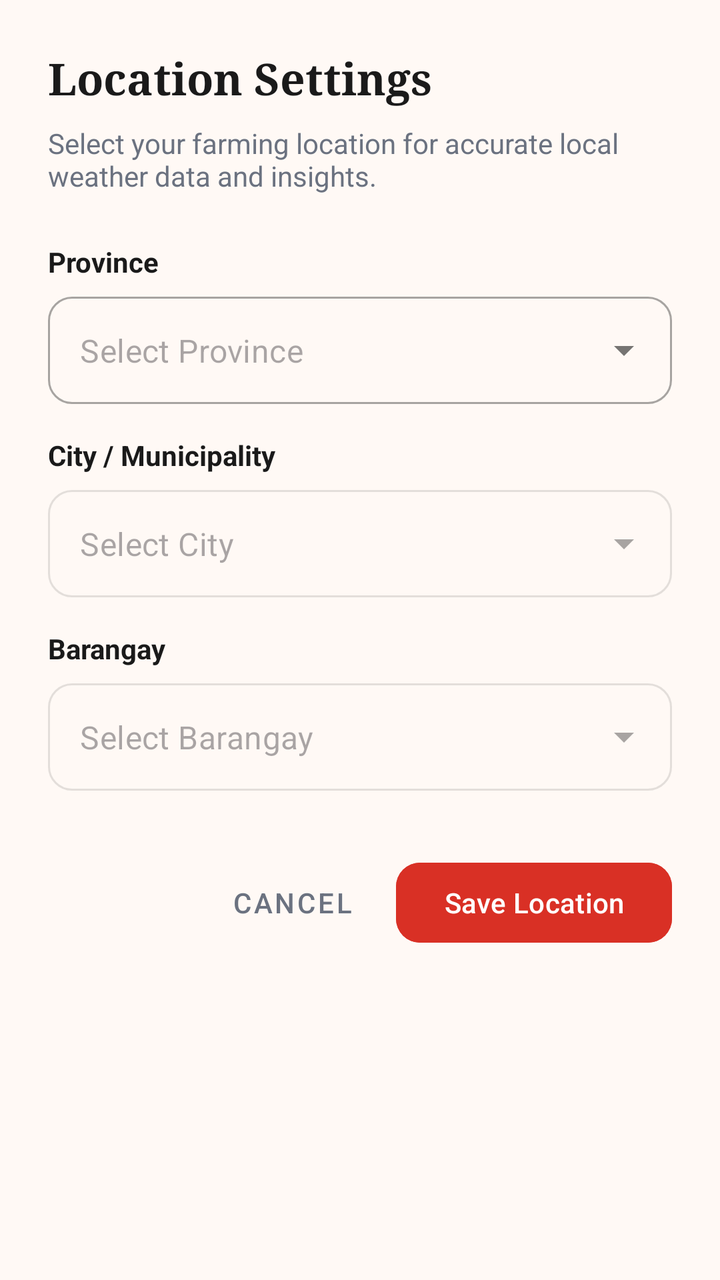
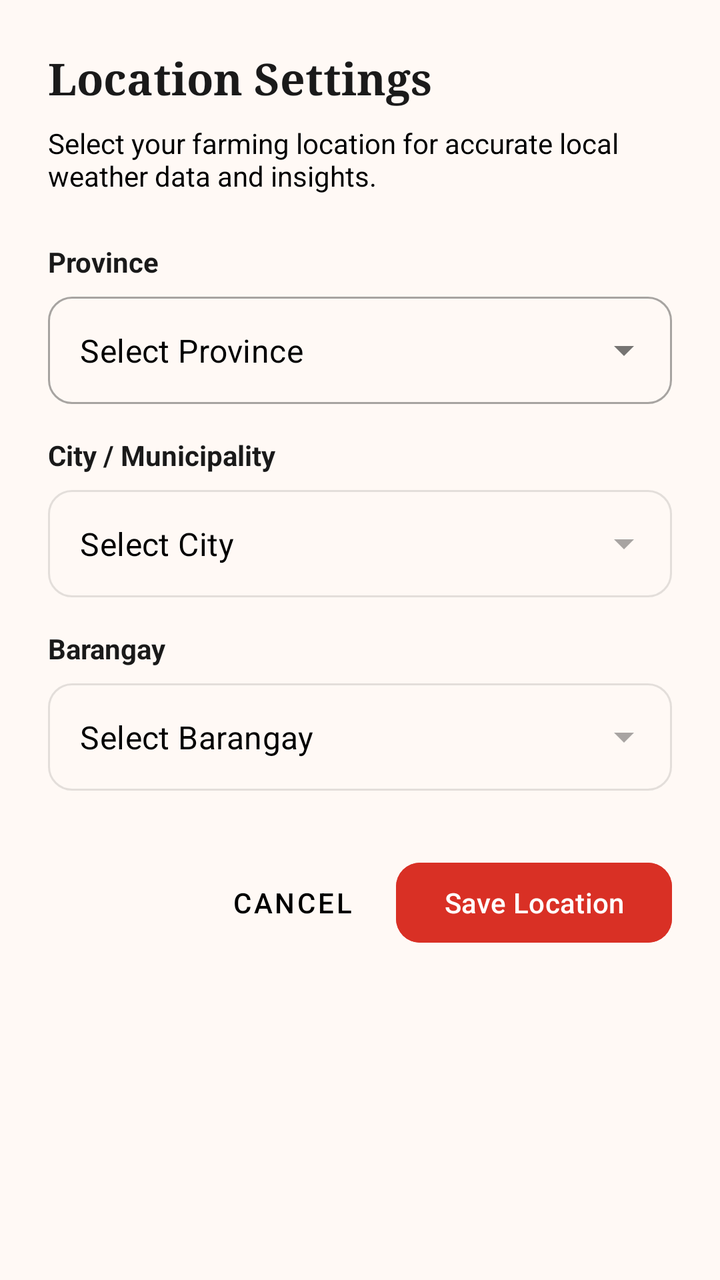

Compare the two renders of this Android layout. The source of the first and the diff that turns it into the second are given below.
<!-- AndroidManifest.xml: application theme Theme.TomatoApp -->
<!-- res/layout/dialog_location_picker.xml -->
<?xml version="1.0" encoding="utf-8"?>
<androidx.core.widget.NestedScrollView xmlns:android="http://schemas.android.com/apk/res/android"
    xmlns:app="http://schemas.android.com/apk/res-auto"
    android:layout_width="match_parent"
    android:layout_height="wrap_content"
    android:background="@color/cream">

    <LinearLayout
        android:layout_width="match_parent"
        android:layout_height="wrap_content"
        android:orientation="vertical"
        android:padding="24dp">

        
        <TextView
            android:id="@+id/dialogTitle"
            android:layout_width="match_parent"
            android:layout_height="wrap_content"
            android:text="Location Settings"
            android:textSize="22sp"
            android:textStyle="bold"
            android:textColor="@color/text"
            android:fontFamily="serif"
            android:layout_marginBottom="8dp" />

        <TextView
            android:layout_width="match_parent"
            android:layout_height="wrap_content"
            android:text="Select your farming location for accurate local weather data and insights."
            android:textColor="@color/muted"
            android:textSize="14sp"
            android:layout_marginBottom="24dp" />

        
        <TextView
            android:layout_width="match_parent"
            android:layout_height="wrap_content"
            android:text="Province"
            android:textColor="@color/text"
            android:textSize="14sp"
            android:textStyle="bold"
            android:layout_marginBottom="8dp" />

        <com.google.android.material.textfield.TextInputLayout
            android:id="@+id/provinceLayout"
            style="@style/Widget.MaterialComponents.TextInputLayout.OutlinedBox.ExposedDropdownMenu"
            android:layout_width="match_parent"
            android:layout_height="wrap_content"
            android:layout_marginBottom="16dp"
            app:boxCornerRadiusTopStart="12dp"
            app:boxCornerRadiusTopEnd="12dp"
            app:boxCornerRadiusBottomStart="12dp"
            app:boxCornerRadiusBottomEnd="12dp"
            app:hintEnabled="false">

            <AutoCompleteTextView
                android:id="@+id/provinceAutoComplete"
                android:layout_width="match_parent"
                android:layout_height="wrap_content"
                android:hint="Select Province"
                android:inputType="text"
                android:paddingVertical="16dp"
                android:textSize="16sp"
                app:startIconDrawable="@android:drawable/ic_menu_search" />
        </com.google.android.material.textfield.TextInputLayout>

        
        <TextView
            android:layout_width="match_parent"
            android:layout_height="wrap_content"
            android:text="City / Municipality"
            android:textColor="@color/text"
            android:textSize="14sp"
            android:textStyle="bold"
            android:layout_marginBottom="8dp" />

        <com.google.android.material.textfield.TextInputLayout
            android:id="@+id/cityLayout"
            style="@style/Widget.MaterialComponents.TextInputLayout.OutlinedBox.ExposedDropdownMenu"
            android:layout_width="match_parent"
            android:layout_height="wrap_content"
            android:layout_marginBottom="16dp"
            android:enabled="false"
            app:boxCornerRadiusTopStart="12dp"
            app:boxCornerRadiusTopEnd="12dp"
            app:boxCornerRadiusBottomStart="12dp"
            app:boxCornerRadiusBottomEnd="12dp"
            app:hintEnabled="false">

            <AutoCompleteTextView
                android:id="@+id/cityAutoComplete"
                android:layout_width="match_parent"
                android:layout_height="wrap_content"
                android:hint="Select City"
                android:inputType="text"
                android:paddingVertical="16dp"
                android:textSize="16sp"
                app:startIconDrawable="@android:drawable/ic_menu_search" />
        </com.google.android.material.textfield.TextInputLayout>

        
        <TextView
            android:layout_width="match_parent"
            android:layout_height="wrap_content"
            android:text="Barangay"
            android:textColor="@color/text"
            android:textSize="14sp"
            android:textStyle="bold"
            android:layout_marginBottom="8dp" />

        <com.google.android.material.textfield.TextInputLayout
            android:id="@+id/brgyLayout"
            style="@style/Widget.MaterialComponents.TextInputLayout.OutlinedBox.ExposedDropdownMenu"
            android:layout_width="match_parent"
            android:layout_height="wrap_content"
            android:layout_marginBottom="32dp"
            android:enabled="false"
            app:boxCornerRadiusTopStart="12dp"
            app:boxCornerRadiusTopEnd="12dp"
            app:boxCornerRadiusBottomStart="12dp"
            app:boxCornerRadiusBottomEnd="12dp"
            app:hintEnabled="false">

            <AutoCompleteTextView
                android:id="@+id/brgyAutoComplete"
                android:layout_width="match_parent"
                android:layout_height="wrap_content"
                android:hint="Select Barangay"
                android:inputType="text"
                android:paddingVertical="16dp"
                android:textSize="16sp"
                app:startIconDrawable="@android:drawable/ic_menu_search" />
        </com.google.android.material.textfield.TextInputLayout>

        
        <LinearLayout
            android:layout_width="match_parent"
            android:layout_height="wrap_content"
            android:orientation="horizontal"
            android:gravity="end">

            <com.google.android.material.button.MaterialButton
                android:id="@+id/btnCancel"
                style="@style/Widget.MaterialComponents.Button.TextButton"
                android:layout_width="wrap_content"
                android:layout_height="wrap_content"
                android:text="Cancel"
                android:textColor="@color/muted"
                android:layout_marginEnd="8dp" />

            <com.google.android.material.button.MaterialButton
                android:id="@+id/btnApply"
                android:layout_width="wrap_content"
                android:layout_height="wrap_content"
                android:text="Save Location"
                android:backgroundTint="@color/red"
                android:textColor="@color/white"
                app:cornerRadius="12dp"
                android:enabled="false" />
        </LinearLayout>
    </LinearLayout>
</androidx.core.widget.NestedScrollView>
<!-- resources referenced by this layout -->
<resources>
  <color name="cream">#FFF9F5</color>
  <color name="muted">#6B7280</color>
  <color name="red">#D93025</color>
  <color name="text">#1A1A1A</color>
  <color name="white">#FFFFFFFF</color>
  <style name="Theme.TomatoApp" parent="Base.Theme.TomatoApp" />
  <style name="Base.Theme.TomatoApp" parent="Theme.Material3.DayNight.NoActionBar">
          
          <item name="colorPrimary">@color/tomato_red</item>
          <item name="colorOnPrimary">@color/white</item>
          <item name="colorSecondary">@color/fresh_green</item>
          <item name="colorOnSecondary">@color/white</item>
          <item name="colorSurface">@color/surface</item>
          <item name="colorOnSurface">@color/text_primary</item>
          <item name="colorError">@color/error</item>
          <item name="android:windowBackground">@color/bg_light_gray</item>
      </style>
  <color name="tomato_red">#D93025</color>
  <color name="fresh_green">#3DBE5A</color>
  <color name="surface">#FFFFFF</color>
  <color name="text_primary">#1A1A1A</color>
  <color name="error">#D93025</color>
  <color name="bg_light_gray">#FFF9F5</color>
</resources>

<!-- the commit's change to res/layout/dialog_location_picker.xml (unified diff, before → after) -->
@@ -27,7 +27,7 @@
             android:layout_width="match_parent"
             android:layout_height="wrap_content"
             android:text="Select your farming location for accurate local weather data and insights."
-            android:textColor="@color/muted"
+            android:textColor="@android:color/black"
             android:textSize="14sp"
             android:layout_marginBottom="24dp" />
 
@@ -61,6 +61,8 @@
                 android:inputType="text"
                 android:paddingVertical="16dp"
                 android:textSize="16sp"
+                android:textColor="@android:color/black"
+                android:textColorHint="@android:color/black"
                 app:startIconDrawable="@android:drawable/ic_menu_search" />
         </com.google.android.material.textfield.TextInputLayout>
 
@@ -95,6 +97,8 @@
                 android:inputType="text"
                 android:paddingVertical="16dp"
                 android:textSize="16sp"
+                android:textColor="@android:color/black"
+                android:textColorHint="@android:color/black"
                 app:startIconDrawable="@android:drawable/ic_menu_search" />
         </com.google.android.material.textfield.TextInputLayout>
 
@@ -129,6 +133,8 @@
                 android:inputType="text"
                 android:paddingVertical="16dp"
                 android:textSize="16sp"
+                android:textColor="@android:color/black"
+                android:textColorHint="@android:color/black"
                 app:startIconDrawable="@android:drawable/ic_menu_search" />
         </com.google.android.material.textfield.TextInputLayout>
 
@@ -145,7 +151,7 @@
                 android:layout_width="wrap_content"
                 android:layout_height="wrap_content"
                 android:text="Cancel"
-                android:textColor="@color/muted"
+                android:textColor="@android:color/black"
                 android:layout_marginEnd="8dp" />
 
             <com.google.android.material.button.MaterialButton
<!-- resource entries referenced after the edit -->
@@ -1,7 +1,6 @@
 <!-- resources referenced by this layout -->
 <resources>
   <color name="cream">#FFF9F5</color>
-  <color name="muted">#6B7280</color>
   <color name="red">#D93025</color>
   <color name="text">#1A1A1A</color>
   <color name="white">#FFFFFFFF</color>
